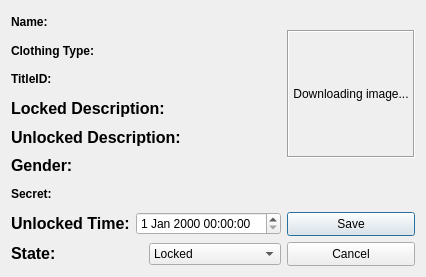
This is XDBF/avatarawarddialog.ui in hetelek/XDBF-Manager as Qt 5 draws it before an edit. The edited form follows.
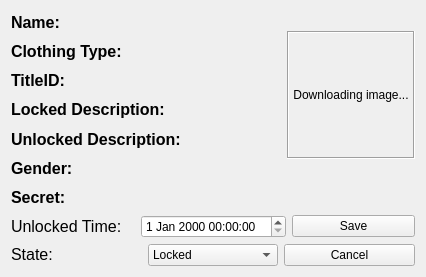
This is the edited form. Icons and pictures are not drawn.

```diff
--- a/XDBF/avatarawarddialog.ui
+++ b/XDBF/avatarawarddialog.ui
@@ -6,7 +6,7 @@
    <rect>
     <x>0</x>
     <y>0</y>
-    <width>423</width>
+    <width>426</width>
     <height>277</height>
    </rect>
   </property>
@@ -25,7 +25,11 @@
         </size>
        </property>
        <property name="text">
-        <string>&lt;b&gt;Name: &lt;/b&gt;</string>
+        <string>&lt;!DOCTYPE HTML PUBLIC &quot;-//W3C//DTD HTML 4.0//EN&quot; &quot;http://www.w3.org/TR/REC-html40/strict.dtd&quot;&gt;
+&lt;html&gt;&lt;head&gt;&lt;meta name=&quot;qrichtext&quot; content=&quot;1&quot; /&gt;&lt;style type=&quot;text/css&quot;&gt;
+p, li { white-space: pre-wrap; }
+&lt;/style&gt;&lt;/head&gt;&lt;body style=&quot; font-family:'Lucida Grande'; font-size:13pt; font-weight:400; font-style:normal;&quot;&gt;
+&lt;p style=&quot; margin-top:0px; margin-bottom:0px; margin-left:0px; margin-right:0px; -qt-block-indent:0; text-indent:0px;&quot;&gt;&lt;span style=&quot; font-size:12pt; font-weight:600;&quot;&gt;Name: &lt;/span&gt;&lt;/p&gt;&lt;/body&gt;&lt;/html&gt;</string>
        </property>
        <property name="wordWrap">
         <bool>true</bool>
@@ -72,7 +76,11 @@
         </size>
        </property>
        <property name="text">
-        <string>&lt;b&gt;Clothing Type: &lt;/b&gt;</string>
+        <string>&lt;!DOCTYPE HTML PUBLIC &quot;-//W3C//DTD HTML 4.0//EN&quot; &quot;http://www.w3.org/TR/REC-html40/strict.dtd&quot;&gt;
+&lt;html&gt;&lt;head&gt;&lt;meta name=&quot;qrichtext&quot; content=&quot;1&quot; /&gt;&lt;style type=&quot;text/css&quot;&gt;
+p, li { white-space: pre-wrap; }
+&lt;/style&gt;&lt;/head&gt;&lt;body style=&quot; font-family:'Lucida Grande'; font-size:13pt; font-weight:400; font-style:normal;&quot;&gt;
+&lt;p style=&quot; margin-top:0px; margin-bottom:0px; margin-left:0px; margin-right:0px; -qt-block-indent:0; text-indent:0px;&quot;&gt;&lt;span style=&quot; font-size:12pt; font-weight:600;&quot;&gt;Clothing Type: &lt;/span&gt;&lt;/p&gt;&lt;/body&gt;&lt;/html&gt;</string>
        </property>
        <property name="wordWrap">
         <bool>true</bool>
@@ -87,6 +95,11 @@
          <height>16</height>
         </size>
        </property>
+       <property name="font">
+        <font>
+         <pointsize>12</pointsize>
+        </font>
+       </property>
        <property name="text">
         <string>&lt;b&gt;TitleID: &lt;/b&gt;</string>
        </property>
@@ -103,6 +116,11 @@
          <height>16</height>
         </size>
        </property>
+       <property name="font">
+        <font>
+         <pointsize>12</pointsize>
+        </font>
+       </property>
        <property name="text">
         <string>&lt;!DOCTYPE HTML PUBLIC &quot;-//W3C//DTD HTML 4.0//EN&quot; &quot;http://www.w3.org/TR/REC-html40/strict.dtd&quot;&gt;
 &lt;html&gt;&lt;head&gt;&lt;meta name=&quot;qrichtext&quot; content=&quot;1&quot; /&gt;&lt;style type=&quot;text/css&quot;&gt;
@@ -123,6 +141,11 @@
          <height>16</height>
         </size>
        </property>
+       <property name="font">
+        <font>
+         <pointsize>12</pointsize>
+        </font>
+       </property>
        <property name="text">
         <string>&lt;!DOCTYPE HTML PUBLIC &quot;-//W3C//DTD HTML 4.0//EN&quot; &quot;http://www.w3.org/TR/REC-html40/strict.dtd&quot;&gt;
 &lt;html&gt;&lt;head&gt;&lt;meta name=&quot;qrichtext&quot; content=&quot;1&quot; /&gt;&lt;style type=&quot;text/css&quot;&gt;
@@ -143,6 +166,11 @@
          <height>16</height>
         </size>
        </property>
+       <property name="font">
+        <font>
+         <pointsize>12</pointsize>
+        </font>
+       </property>
        <property name="text">
         <string>&lt;!DOCTYPE HTML PUBLIC &quot;-//W3C//DTD HTML 4.0//EN&quot; &quot;http://www.w3.org/TR/REC-html40/strict.dtd&quot;&gt;
 &lt;html&gt;&lt;head&gt;&lt;meta name=&quot;qrichtext&quot; content=&quot;1&quot; /&gt;&lt;style type=&quot;text/css&quot;&gt;
@@ -157,6 +185,11 @@
      </item>
      <item row="6" column="0">
       <widget class="QLabel" name="secretLbl">
+       <property name="font">
+        <font>
+         <pointsize>12</pointsize>
+        </font>
+       </property>
        <property name="text">
         <string>&lt;b&gt;Secret: &lt;/b&gt;</string>
        </property>
@@ -173,7 +206,7 @@
 &lt;html&gt;&lt;head&gt;&lt;meta name=&quot;qrichtext&quot; content=&quot;1&quot; /&gt;&lt;style type=&quot;text/css&quot;&gt;
 p, li { white-space: pre-wrap; }
 &lt;/style&gt;&lt;/head&gt;&lt;body style=&quot; font-family:'Lucida Grande'; font-size:13pt; font-weight:400; font-style:normal;&quot;&gt;
-&lt;p style=&quot; margin-top:0px; margin-bottom:0px; margin-left:0px; margin-right:0px; -qt-block-indent:0; text-indent:0px;&quot;&gt;&lt;span style=&quot; font-family:'MS Shell Dlg 2'; font-size:12pt; font-weight:600;&quot;&gt;Unlocked Time:&lt;/span&gt;&lt;/p&gt;&lt;/body&gt;&lt;/html&gt;</string>
+&lt;p style=&quot; margin-top:0px; margin-bottom:0px; margin-left:0px; margin-right:0px; -qt-block-indent:0; text-indent:0px;&quot;&gt;&lt;span style=&quot; font-family:'MS Shell Dlg 2'; font-size:12pt;&quot;&gt;Unlocked Time:&lt;/span&gt;&lt;/p&gt;&lt;/body&gt;&lt;/html&gt;</string>
            </property>
           </widget>
          </item>
@@ -182,18 +215,6 @@
          </item>
          <item>
           <widget class="QPushButton" name="saveBtn">
-           <property name="minimumSize">
-            <size>
-             <width>128</width>
-             <height>24</height>
-            </size>
-           </property>
-           <property name="maximumSize">
-            <size>
-             <width>128</width>
-             <height>24</height>
-            </size>
-           </property>
            <property name="text">
             <string>Save</string>
            </property>
@@ -201,6 +222,9 @@
             <iconset resource="images.qrc">
              <normaloff>:/images/save.png</normaloff>:/images/save.png</iconset>
            </property>
+           <property name="autoDefault">
+            <bool>false</bool>
+           </property>
           </widget>
          </item>
         </layout>
@@ -214,7 +238,7 @@
 &lt;html&gt;&lt;head&gt;&lt;meta name=&quot;qrichtext&quot; content=&quot;1&quot; /&gt;&lt;style type=&quot;text/css&quot;&gt;
 p, li { white-space: pre-wrap; }
 &lt;/style&gt;&lt;/head&gt;&lt;body style=&quot; font-family:'Lucida Grande'; font-size:13pt; font-weight:400; font-style:normal;&quot;&gt;
-&lt;p style=&quot; margin-top:0px; margin-bottom:0px; margin-left:0px; margin-right:0px; -qt-block-indent:0; text-indent:0px;&quot;&gt;&lt;span style=&quot; font-family:'MS Shell Dlg 2'; font-size:12pt; font-weight:600;&quot;&gt;State: &lt;/span&gt;&lt;/p&gt;&lt;/body&gt;&lt;/html&gt;</string>
+&lt;p style=&quot; margin-top:0px; margin-bottom:0px; margin-left:0px; margin-right:0px; -qt-block-indent:0; text-indent:0px;&quot;&gt;&lt;span style=&quot; font-family:'MS Shell Dlg 2'; font-size:12pt;&quot;&gt;State: &lt;/span&gt;&lt;/p&gt;&lt;/body&gt;&lt;/html&gt;</string>
            </property>
           </widget>
          </item>
@@ -239,18 +263,6 @@
          </item>
          <item>
           <widget class="QPushButton" name="cancelBtn">
-           <property name="minimumSize">
-            <size>
-             <width>128</width>
-             <height>24</height>
-            </size>
-           </property>
-           <property name="maximumSize">
-            <size>
-             <width>128</width>
-             <height>24</height>
-            </size>
-           </property>
            <property name="text">
             <string>Cancel</string>
            </property>
@@ -258,6 +270,9 @@
             <iconset resource="images.qrc">
              <normaloff>:/images/cancel.png</normaloff>:/images/cancel.png</iconset>
            </property>
+           <property name="autoDefault">
+            <bool>false</bool>
+           </property>
           </widget>
          </item>
         </layout>
```
